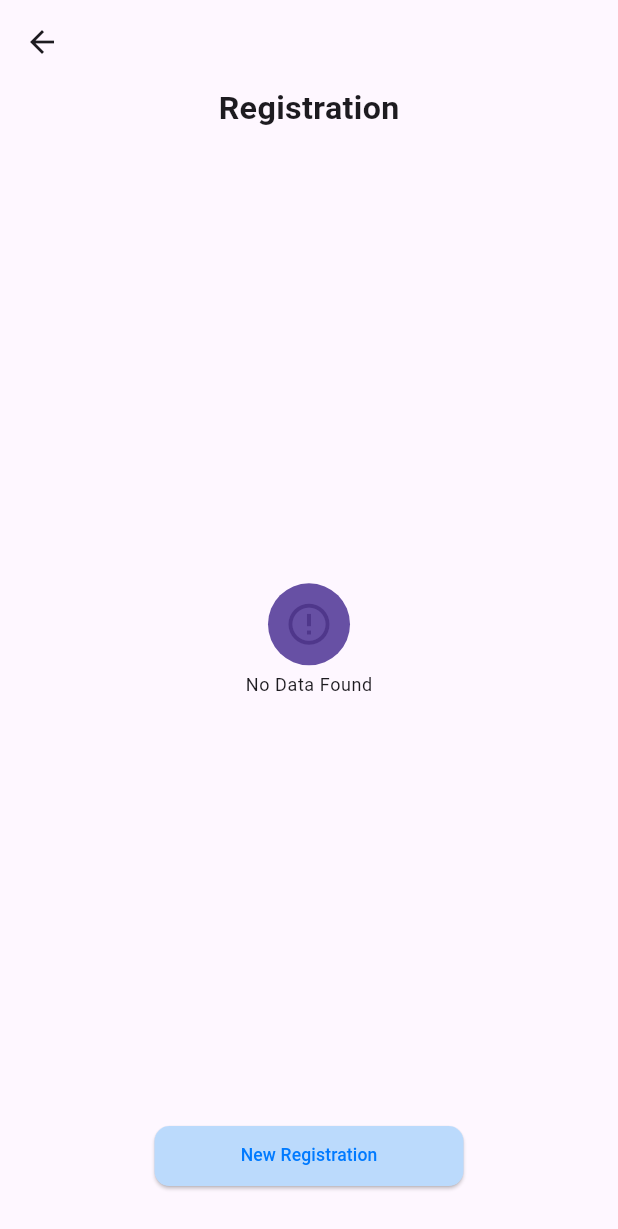
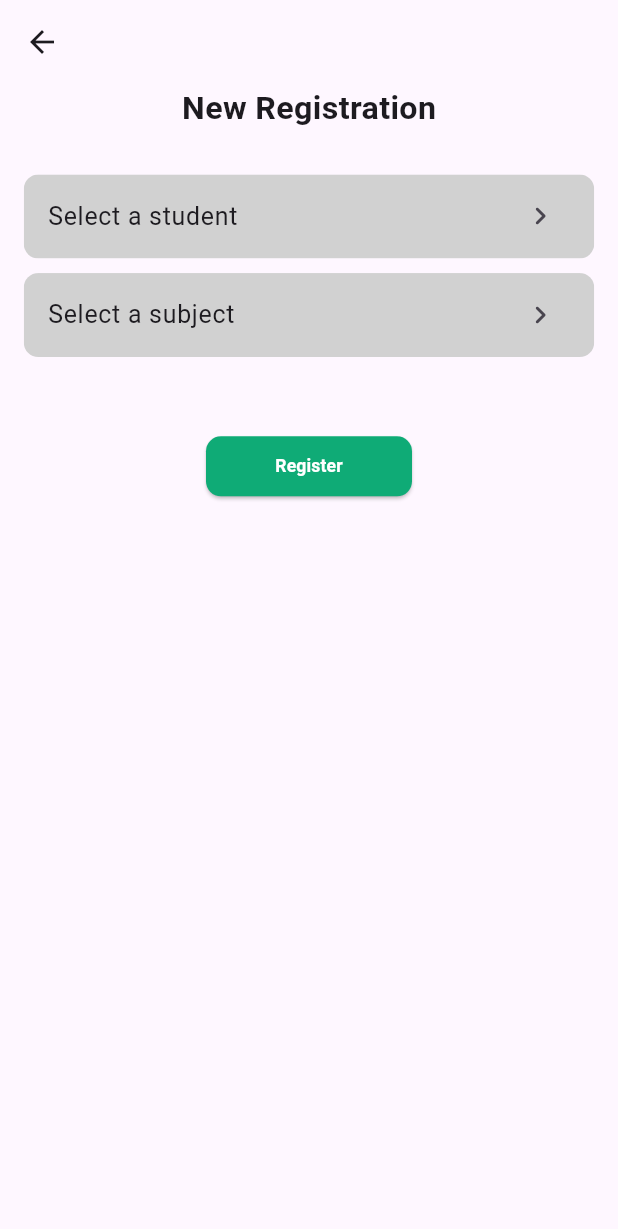
Before and after one commit to iamjithinjohnson/EduAssign, a Flutter app: the RegistrationMainPage screen opened by its route, after a tap on "New Registration", on a phone screen of 412 x 824 dp. Shown: the top 1229 px of the screen. Run offline on Flutter 3.47's test engine with Material 3 defaults, Android fonts, the phone set to English and light mode, and no system bars; our stand-ins replace auto_route, dartz, flutter_dotenv, flutter_mobx, flutter_screenutil, flutter_svg and 5 more; missing offline and left inert: http_interceptor; generated files the repository leaves out were written again; statements that could not run were skipped; project files that could hold a hidden picture were left out.

Commit message:
new registration ui finished

```diff
--- a/lib/02_view/05_registration/01_registration_main_page.dart
+++ b/lib/02_view/05_registration/01_registration_main_page.dart
@@ -3,6 +3,7 @@ import 'package:edu_assign/01_model/05_registration/registration_model/registrat
 import 'package:edu_assign/03_view_model/05_registration/registration_view_model.dart';
 import 'package:edu_assign/06_utils/app_colors.dart';
 import 'package:edu_assign/06_utils/constant.dart';
+import 'package:edu_assign/06_utils/routes/route_names.dart';
 import 'package:edu_assign/07_widgets/00_widgets.dart';
 import 'package:edu_assign/07_widgets/cmbutton.dart';
 import 'package:edu_assign/07_widgets/ww_response_handler.dart';
@@ -47,7 +48,8 @@ class RegistrationMainPage extends StatelessWidget {
               color: AppColors.cLightBlue,
               textColor: AppColors.cBlue,
               width: ScreenUtil().screenWidth / 2,
-              onPressed: () {},
+              onPressed: () =>
+                  context.router.pushNamed(RouteNames.newRegistationPage),
             ),
             sized0hx30,
           ],
--- /dev/null
+++ b/lib/02_view/05_registration/02_new_registration_page.dart
@@ -0,0 +1,58 @@
+import 'package:auto_route/auto_route.dart';
+import 'package:edu_assign/03_view_model/05_registration/registration_view_model.dart';
+import 'package:edu_assign/06_utils/app_colors.dart';
+import 'package:edu_assign/06_utils/constant.dart';
+import 'package:edu_assign/06_utils/routes/app_routes.gr.dart';
+import 'package:edu_assign/07_widgets/00_widgets.dart';
+import 'package:edu_assign/07_widgets/cmbutton.dart';
+import 'package:edu_assign/07_widgets/ww_text.dart';
+import 'package:flutter/material.dart';
+import 'package:flutter_mobx/flutter_mobx.dart';
+import 'package:flutter_screenutil/flutter_screenutil.dart';
+
+@RoutePage()
+class NewRegistrationPage extends StatelessWidget {
+  const NewRegistrationPage({super.key});
+
+  @override
+  Widget build(BuildContext context) {
+    return Scaffold(
+      appBar: AppBar(),
+      body: Padding(
+        padding: screenWidth,
+        child: Column(
+          children: [
+            Align(
+                alignment: Alignment.center,
+                child:
+                    WWText('New Registration', textSize: TextSize.fw700px22)),
+            sized0hx30,
+            Observer(builder: (context) {
+              return wwTile(
+                  title: vmRegistration.student?.name ?? 'Select a student',
+                  trailingW: const Icon(Icons.keyboard_arrow_right_rounded),
+                  onTap: () => context.router
+                      .push(StudentsMainRoute(isFromNewRegisgter: true)));
+            }),
+            sized0hx10,
+            Observer(builder: (context) {
+              return wwTile(
+                  title: vmRegistration.subject?.name ?? 'Select a subject',
+                  trailingW: const Icon(Icons.keyboard_arrow_right_rounded),
+                  onTap: () => context.router
+                      .push(SubjectMainRoute(isFromNewRegisgter: true)));
+            }),
+            sized0hx50,
+            CmButton(
+              text: 'Register',
+              color: AppColors.cGreen,
+              width: ScreenUtil().screenWidth / 3,
+              onPressed: () {},
+            ),
+            sized0hx30,
+          ],
+        ),
+      ),
+    );
+  }
+}
--- a/lib/03_view_model/05_registration/registration_view_model.dart
+++ b/lib/03_view_model/05_registration/registration_view_model.dart
@@ -1,3 +1,5 @@
+import 'package:edu_assign/01_model/02_students/student_model/student.dart';
+import 'package:edu_assign/01_model/03_subjects/subject_model/subject.dart';
 import 'package:edu_assign/01_model/05_registration/registration_model/registration_model.dart';
 import 'package:edu_assign/04_respository/05_registration/registration_repo.dart';
 import 'package:edu_assign/06_utils/api_response/api_response.dart';
@@ -20,6 +22,12 @@ abstract class RegistrationViewModelBase with Store {
   RegistrationViewModelBase(this.iRegistrationRepo);
 
   @observable
+  Student? student;
+
+  @observable
+  Subject? subject;
+
+  @observable
   ApiResponse<RegistrationModel> registrationResponse =
       ApiResponse<RegistrationModel>();
 
--- a/lib/06_utils/routes/app_routes.dart
+++ b/lib/06_utils/routes/app_routes.dart
@@ -38,5 +38,9 @@ class AppRouter extends $AppRouter {
           page: RegistrationMainRoute.page,
           path: RouteNames.registationMainPage,
         ),
+        AutoRoute(
+          page: NewRegistrationRoute.page,
+          path: RouteNames.newRegistationPage,
+        ),
       ];
 }
--- a/lib/06_utils/routes/route_names.dart
+++ b/lib/06_utils/routes/route_names.dart
@@ -7,4 +7,5 @@ class RouteNames {
   static const String classRoomPage = '/class_room_page';
   static const String classRoomDetailPage = '/class_room_detail_page';
   static const String registationMainPage = '/registration_main_page';
+  static const String newRegistationPage = '/new_registration_page';
 }
--- a/lib/07_widgets/cmbutton.dart
+++ b/lib/07_widgets/cmbutton.dart
@@ -78,9 +78,9 @@ class CmButton extends StatelessWidget {
                         textAlign: TextAlign.center,
                         style: buttonTextStyle ??
                             TextStyle(
-                              color: textColor ?? Colors.white,
-                              fontSize: 12.sp,
-                            ),
+                                color: textColor ?? Colors.white,
+                                fontSize: 12.sp,
+                                fontWeight: FontWeight.bold),
                       ),
                     ],
                   ),
```
Also changed, not shown: lib/02_view/02_students/01_students_main_page.dart (+12 -3 lines), lib/02_view/03_subjects/01_subject_main_page.dart (+16 -6 lines), lib/03_view_model/05_registration/registration_view_model.g.dart, lib/06_utils/routes/app_routes.gr.dart.
